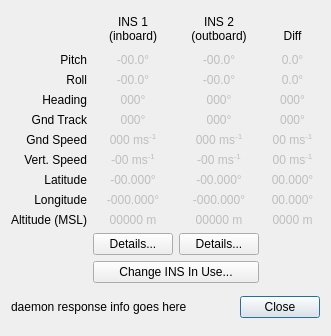
Above: src/hcrgui/InsOverview.ui from NCAR/HCR_instrument before the change. Below: the same form after it.
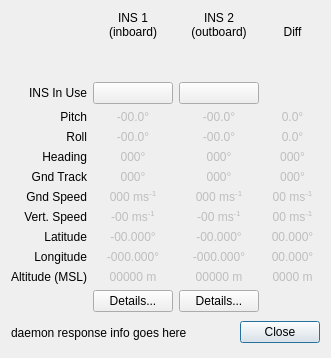
That is the form after the change. Icons and pictures are not drawn.

Commit message: Make InsOverview "INS in use" buttons functional

```diff
--- a/src/hcrgui/InsOverview.ui
+++ b/src/hcrgui/InsOverview.ui
@@ -7,14 +7,14 @@
     <x>0</x>
     <y>0</y>
     <width>331</width>
-    <height>336</height>
+    <height>358</height>
    </rect>
   </property>
   <property name="windowTitle">
    <string>INS Overview</string>
   </property>
   <layout class="QGridLayout" name="gridLayout">
-   <item row="4" column="0">
+   <item row="6" column="0">
     <widget class="QFrame" name="rowNameFrame">
      <property name="frameShape">
       <enum>QFrame::NoFrame</enum>
@@ -129,7 +129,7 @@
      </property>
     </widget>
    </item>
-   <item row="4" column="2">
+   <item row="6" column="2">
     <widget class="QFrame" name="ins2Frame">
      <property name="enabled">
       <bool>false</bool>
@@ -267,7 +267,7 @@
      </layout>
     </widget>
    </item>
-   <item row="7" column="0" colspan="4">
+   <item row="9" column="0" colspan="4">
     <widget class="QFrame" name="bottomFrame">
      <property name="sizePolicy">
       <sizepolicy hsizetype="Preferred" vsizetype="Minimum">
@@ -320,7 +320,7 @@
      </layout>
     </widget>
    </item>
-   <item row="4" column="3">
+   <item row="6" column="3">
     <widget class="QFrame" name="diffFrame">
      <property name="enabled">
       <bool>false</bool>
@@ -464,7 +464,7 @@
      </layout>
     </widget>
    </item>
-   <item row="4" column="1">
+   <item row="6" column="1">
     <widget class="QFrame" name="ins1Frame">
      <property name="enabled">
       <bool>false</bool>
@@ -625,24 +625,91 @@
      </property>
     </widget>
    </item>
-   <item row="5" column="2">
+   <item row="7" column="2">
     <widget class="QPushButton" name="ins2DetailsButton">
      <property name="text">
       <string>Details...</string>
      </property>
     </widget>
    </item>
-   <item row="5" column="1">
+   <item row="7" column="1">
     <widget class="QPushButton" name="ins1DetailsButton">
      <property name="text">
       <string>Details...</string>
      </property>
     </widget>
    </item>
-   <item row="6" column="1" colspan="2">
-    <widget class="QPushButton" name="changeInsButton">
+   <item row="3" column="2">
+    <widget class="QPushButton" name="useIns2Button">
+     <property name="toolTip">
+      <string>Request MotionControlDaemon to use INS2</string>
+     </property>
      <property name="text">
-      <string>Change INS In Use...</string>
+      <string/>
+     </property>
+     <property name="checkable">
+      <bool>true</bool>
+     </property>
+     <property name="autoExclusive">
+      <bool>true</bool>
+     </property>
+     <property name="autoDefault">
+      <bool>false</bool>
+     </property>
+    </widget>
+   </item>
+   <item row="3" column="1">
+    <widget class="QPushButton" name="useIns1Button">
+     <property name="toolTip">
+      <string>Request MotionControlDaemon to use INS1</string>
+     </property>
+     <property name="text">
+      <string/>
+     </property>
+     <property name="checkable">
+      <bool>true</bool>
+     </property>
+     <property name="autoExclusive">
+      <bool>true</bool>
+     </property>
+     <property name="autoDefault">
+      <bool>false</bool>
+     </property>
+    </widget>
+   </item>
+   <item row="3" column="0">
+    <widget class="QLabel" name="insInUseLabel">
+     <property name="text">
+      <string>INS In Use</string>
+     </property>
+     <property name="alignment">
+      <set>Qt::AlignRight|Qt::AlignTrailing|Qt::AlignVCenter</set>
+     </property>
+    </widget>
+   </item>
+   <item row="2" column="1">
+    <widget class="QLabel" name="ins1StatusLed">
+     <property name="text">
+      <string/>
+     </property>
+     <property name="pixmap">
+      <pixmap resource="HcrGuiMainWindow.qrc">:/greenLED_off.png</pixmap>
+     </property>
+     <property name="alignment">
+      <set>Qt::AlignCenter</set>
+     </property>
+    </widget>
+   </item>
+   <item row="2" column="2">
+    <widget class="QLabel" name="ins2StatusLed">
+     <property name="text">
+      <string/>
+     </property>
+     <property name="pixmap">
+      <pixmap resource="HcrGuiMainWindow.qrc">:/greenLED_off.png</pixmap>
+     </property>
+     <property name="alignment">
+      <set>Qt::AlignCenter</set>
      </property>
     </widget>
    </item>
```
The commit also changes 4 other files.
